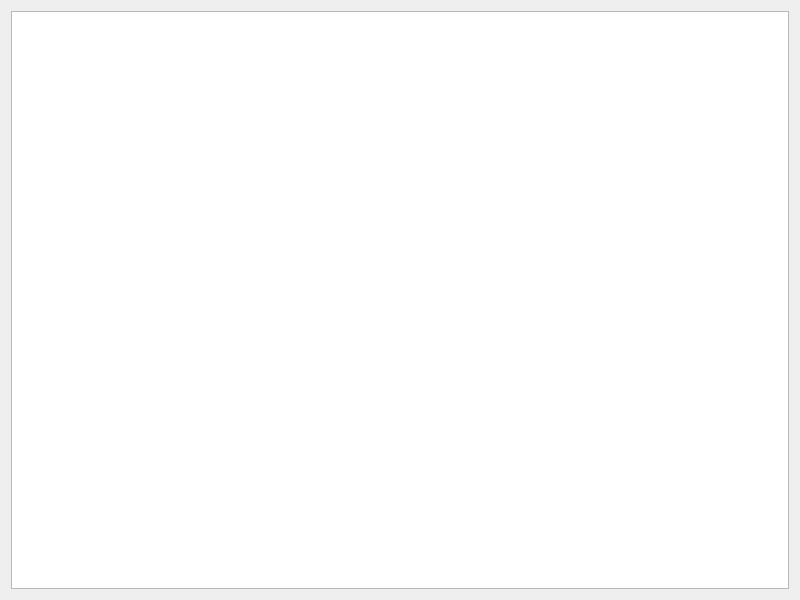
First picture: the form in src/modules/inventory_manager/inventorywidget.ui, repository Ing-chuck/Aguara_POS, before the edit.
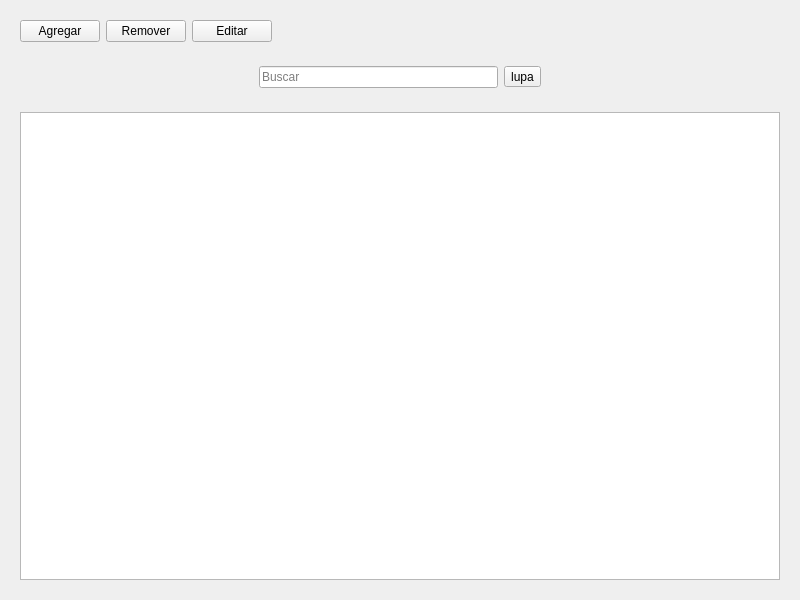
Second picture: the form after the edit. Icons and pictures are not drawn.

```diff
--- a/src/modules/inventory_manager/inventorywidget.ui
+++ b/src/modules/inventory_manager/inventorywidget.ui
@@ -13,9 +13,127 @@
   <property name="windowTitle">
    <string>inventoryWidget</string>
   </property>
-  <layout class="QGridLayout" name="gridLayout">
-   <item row="0" column="0">
-    <widget class="QTableView" name="tableView"/>
+  <layout class="QVBoxLayout" name="verticalLayout">
+   <item>
+    <widget class="QWidget" name="buttonBar" native="true">
+     <layout class="QHBoxLayout" name="horizontalLayout">
+      <item>
+       <widget class="QPushButton" name="pushButton">
+        <property name="text">
+         <string>Agregar</string>
+        </property>
+       </widget>
+      </item>
+      <item>
+       <widget class="QPushButton" name="pushButton_2">
+        <property name="text">
+         <string>Remover</string>
+        </property>
+       </widget>
+      </item>
+      <item>
+       <widget class="QPushButton" name="pushButton_3">
+        <property name="text">
+         <string>Editar</string>
+        </property>
+       </widget>
+      </item>
+      <item>
+       <spacer name="horizontalSpacer">
+        <property name="orientation">
+         <enum>Qt::Horizontal</enum>
+        </property>
+        <property name="sizeHint" stdset="0">
+         <size>
+          <width>40</width>
+          <height>20</height>
+         </size>
+        </property>
+       </spacer>
+      </item>
+     </layout>
+    </widget>
+   </item>
+   <item>
+    <widget class="QWidget" name="searchWidget" native="true">
+     <layout class="QHBoxLayout" name="horizontalLayout_3">
+      <item>
+       <spacer name="horizontalSpacer_2">
+        <property name="orientation">
+         <enum>Qt::Horizontal</enum>
+        </property>
+        <property name="sizeHint" stdset="0">
+         <size>
+          <width>40</width>
+          <height>20</height>
+         </size>
+        </property>
+       </spacer>
+      </item>
+      <item>
+       <widget class="QLineEdit" name="lineEdit">
+        <property name="placeholderText">
+         <string>Buscar</string>
+        </property>
+       </widget>
+      </item>
+      <item>
+       <widget class="QToolButton" name="searchButton">
+        <property name="text">
+         <string>lupa</string>
+        </property>
+        <property name="icon">
+         <iconset resource="resources.qrc">
+          <normaloff>:/inventory_manager/images/buscar.png</normaloff>:/inventory_manager/images/buscar.png</iconset>
+        </property>
+       </widget>
+      </item>
+      <item>
+       <spacer name="horizontalSpacer_3">
+        <property name="orientation">
+         <enum>Qt::Horizontal</enum>
+        </property>
+        <property name="sizeHint" stdset="0">
+         <size>
+          <width>40</width>
+          <height>20</height>
+         </size>
+        </property>
+       </spacer>
+      </item>
+     </layout>
+    </widget>
+   </item>
+   <item>
+    <widget class="QWidget" name="tableArea" native="true">
+     <layout class="QVBoxLayout" name="verticalLayout_2">
+      <item>
+       <widget class="QTableView" name="tableView">
+        <property name="cornerButtonEnabled">
+         <bool>false</bool>
+        </property>
+        <attribute name="horizontalHeaderCascadingSectionResizes">
+         <bool>true</bool>
+        </attribute>
+        <attribute name="horizontalHeaderMinimumSectionSize">
+         <number>50</number>
+        </attribute>
+        <attribute name="horizontalHeaderShowSortIndicator" stdset="0">
+         <bool>true</bool>
+        </attribute>
+        <attribute name="horizontalHeaderStretchLastSection">
+         <bool>true</bool>
+        </attribute>
+        <attribute name="verticalHeaderVisible">
+         <bool>false</bool>
+        </attribute>
+        <attribute name="verticalHeaderCascadingSectionResizes">
+         <bool>false</bool>
+        </attribute>
+       </widget>
+      </item>
+     </layout>
+    </widget>
    </item>
   </layout>
  </widget>
```
Left out of the diff: 4 changed lines with no effect on the pictures.
